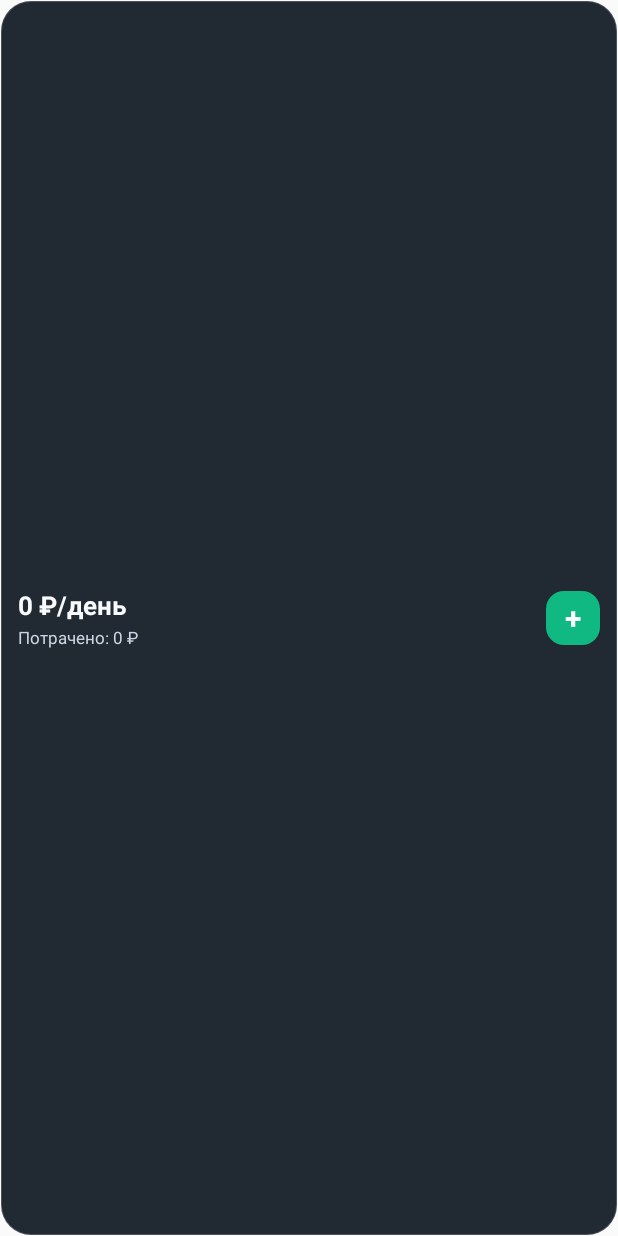
After one commit to epokanevich/family-budget-zfold, an Android app built with Jetpack Compose: the layout widget_budget.xml on its own in the app's theme, with its tools: preview values and no code run, on a phone screen of 412 x 824 dp. The commit adds this screen. Run offline under Robolectric (Android 15) with nearby library versions, the phone set to English and light mode, and no system bars.

Commit message:
v3.7.1: Add home screen budget widget (Step 5.2)

```diff
--- a/app/build.gradle.kts
+++ b/app/build.gradle.kts
@@ -31,8 +31,8 @@ android {
         applicationId = "ru.pokanevich.familybudget"
         minSdk = 26
         targetSdk = 34
-        versionCode = 24
-        versionName = "3.7.0"
+        versionCode = 25
+        versionName = "3.7.1"
 
         val syncToken = escapeForBuildConfig(System.getenv("SYNC_GITHUB_TOKEN"))
         val geminiApiKey = escapeForBuildConfig(System.getenv("GEMINI_API_KEY"))
--- /dev/null
+++ b/app/src/main/res/drawable/widget_add_button_bg.xml
@@ -0,0 +1,6 @@
+<?xml version="1.0" encoding="utf-8"?>
+<shape xmlns:android="http://schemas.android.com/apk/res/android"
+    android:shape="rectangle">
+    <solid android:color="#10B981" />
+    <corners android:radius="12dp" />
+</shape>
--- /dev/null
+++ b/app/src/main/res/drawable/widget_background.xml
@@ -0,0 +1,9 @@
+<?xml version="1.0" encoding="utf-8"?>
+<shape xmlns:android="http://schemas.android.com/apk/res/android"
+    android:shape="rectangle">
+    <solid android:color="#F2161E29" />
+    <corners android:radius="20dp" />
+    <stroke
+        android:width="1dp"
+        android:color="#33FFFFFF" />
+</shape>
--- /dev/null
+++ b/app/src/main/res/drawable/widget_badge_bg.xml
@@ -0,0 +1,6 @@
+<?xml version="1.0" encoding="utf-8"?>
+<shape xmlns:android="http://schemas.android.com/apk/res/android"
+    android:shape="rectangle">
+    <solid android:color="#F59E0B" />
+    <corners android:radius="10dp" />
+</shape>
--- /dev/null
+++ b/app/src/main/res/drawable/widget_progress_drawable.xml
@@ -0,0 +1,17 @@
+<?xml version="1.0" encoding="utf-8"?>
+<layer-list xmlns:android="http://schemas.android.com/apk/res/android">
+    <item android:id="@android:id/background">
+        <shape android:shape="rectangle">
+            <solid android:color="#26FFFFFF" />
+            <corners android:radius="4dp" />
+        </shape>
+    </item>
+    <item android:id="@android:id/progress">
+        <clip>
+            <shape android:shape="rectangle">
+                <solid android:color="#10B981" />
+                <corners android:radius="4dp" />
+            </shape>
+        </clip>
+    </item>
+</layer-list>
--- /dev/null
+++ b/app/src/main/res/layout/widget_budget.xml
@@ -0,0 +1,164 @@
+<?xml version="1.0" encoding="utf-8"?>
+<LinearLayout xmlns:android="http://schemas.android.com/apk/res/android"
+    android:id="@+id/widget_root"
+    android:layout_width="match_parent"
+    android:layout_height="match_parent"
+    android:background="@drawable/widget_background"
+    android:gravity="center_vertical"
+    android:orientation="vertical"
+    android:padding="12dp">
+
+    <LinearLayout
+        android:id="@+id/widget_header_row"
+        android:layout_width="match_parent"
+        android:layout_height="wrap_content"
+        android:layout_marginBottom="4dp"
+        android:gravity="center_vertical"
+        android:orientation="horizontal"
+        android:visibility="gone">
+
+        <TextView
+            android:layout_width="0dp"
+            android:layout_height="wrap_content"
+            android:layout_weight="1"
+            android:ellipsize="end"
+            android:maxLines="1"
+            android:text="Семейный бюджет"
+            android:textColor="#94A3B8"
+            android:textSize="12sp"
+            android:textStyle="bold" />
+
+        <TextView
+            android:id="@+id/widget_days_left"
+            android:layout_width="wrap_content"
+            android:layout_height="wrap_content"
+            android:maxLines="1"
+            android:textColor="#94A3B8"
+            android:textSize="11sp" />
+    </LinearLayout>
+
+    <LinearLayout
+        android:layout_width="match_parent"
+        android:layout_height="wrap_content"
+        android:gravity="center_vertical"
+        android:orientation="horizontal">
+
+        <LinearLayout
+            android:layout_width="0dp"
+            android:layout_height="wrap_content"
+            android:layout_weight="1"
+            android:orientation="vertical"
+            android:paddingEnd="8dp">
+
+            <TextView
+                android:id="@+id/widget_daily_label"
+                android:layout_width="wrap_content"
+                android:layout_height="wrap_content"
+                android:ellipsize="end"
+                android:maxLines="1"
+                android:text="Можно в день"
+                android:textColor="#94A3B8"
+                android:textSize="11sp"
+                android:visibility="gone" />
+
+            <TextView
+                android:id="@+id/widget_safe_daily"
+                android:layout_width="wrap_content"
+                android:layout_height="wrap_content"
+                android:ellipsize="end"
+                android:maxLines="1"
+                android:text="0 ₽/день"
+                android:textColor="#F8FAFC"
+                android:textSize="17sp"
+                android:textStyle="bold" />
+
+            <TextView
+                android:id="@+id/widget_spent_compact"
+                android:layout_width="wrap_content"
+                android:layout_height="wrap_content"
+                android:layout_marginTop="2dp"
+                android:ellipsize="end"
+                android:maxLines="1"
+                android:text="Потрачено: 0 ₽"
+                android:textColor="#CBD5E1"
+                android:textSize="11sp" />
+        </LinearLayout>
+
+        <LinearLayout
+            android:layout_width="wrap_content"
+            android:layout_height="wrap_content"
+            android:gravity="center_vertical"
+            android:orientation="horizontal">
+
+            <TextView
+                android:id="@+id/widget_pending_badge"
+                android:layout_width="wrap_content"
+                android:layout_height="wrap_content"
+                android:layout_marginEnd="6dp"
+                android:background="@drawable/widget_badge_bg"
+                android:gravity="center"
+                android:minWidth="22dp"
+                android:paddingStart="6dp"
+                android:paddingTop="2dp"
+                android:paddingEnd="6dp"
+                android:paddingBottom="2dp"
+                android:textColor="#111827"
+                android:textSize="11sp"
+                android:textStyle="bold"
+                android:visibility="gone" />
+
+            <TextView
+                android:id="@+id/widget_add_button"
+                android:layout_width="36dp"
+                android:layout_height="36dp"
+                android:background="@drawable/widget_add_button_bg"
+                android:contentDescription="Добавить операцию"
+                android:gravity="center"
+                android:text="+"
+                android:textColor="#FFFFFF"
+                android:textSize="20sp"
+                android:textStyle="bold" />
+        </LinearLayout>
+    </LinearLayout>
+
+    <LinearLayout
+        android:id="@+id/widget_expanded_section"
+        android:layout_width="match_parent"
+        android:layout_height="wrap_content"
+        android:layout_marginTop="8dp"
+        android:orientation="vertical"
+        android:visibility="gone">
+
+        <TextView
+            android:id="@+id/widget_spent_expanded"
+            android:layout_width="match_parent"
+            android:layout_height="wrap_content"
+            android:ellipsize="end"
+            android:maxLines="1"
+            android:text="Потрачено за месяц: 0 ₽ / 0 ₽"
+            android:textColor="#E2E8F0"
+            android:textSize="12sp" />
+
+        <ProgressBar
+            android:id="@+id/widget_progress"
+            style="?android:attr/progressBarStyleHorizontal"
+            android:layout_width="match_parent"
+            android:layout_height="6dp"
+            android:layout_marginTop="6dp"
+            android:max="100"
+            android:progress="0"
+            android:progressDrawable="@drawable/widget_progress_drawable" />
+
+        <TextView
+            android:id="@+id/widget_reserve_text"
+            android:layout_width="match_parent"
+            android:layout_height="wrap_content"
+            android:layout_marginTop="6dp"
+            android:ellipsize="end"
+            android:maxLines="1"
+            android:textColor="#94A3B8"
+            android:textSize="11sp"
+            android:visibility="gone" />
+    </LinearLayout>
+
+</LinearLayout>
--- a/app/src/main/res/values/strings.xml
+++ b/app/src/main/res/values/strings.xml
@@ -1,4 +1,5 @@
 <?xml version="1.0" encoding="utf-8"?>
 <resources>
     <string name="app_name">Семейный Бюджет</string>
+    <string name="widget_description">Дневной остаток, траты за месяц и быстрое добавление расхода</string>
 </resources>
```
Also changed, not shown: app/src/main/AndroidManifest.xml (+14 -0 lines), app/src/main/java/ru/pokanevich/familybudget/MainActivity.kt (+46 -2 lines), app/src/main/java/ru/pokanevich/familybudget/data/BudgetRepository.kt (+22 -1 lines), app/src/main/java/ru/pokanevich/familybudget/data/FamilyPreferences.kt (+9 -0 lines), app/src/main/java/ru/pokanevich/familybudget/ui/sheets/FamilySettingsSheet.kt (+33 -0 lines), app/src/main/java/ru/pokanevich/familybudget/widget/BudgetWidgetProvider.kt (added, +197 -0 lines), app/src/main/java/ru/pokanevich/familybudget/widget/WidgetSnapshotBuilder.kt (added, +114 -0 lines), app/src/main/res/xml/budget_widget_info.xml (added, +15 -0 lines), 2 other files.
